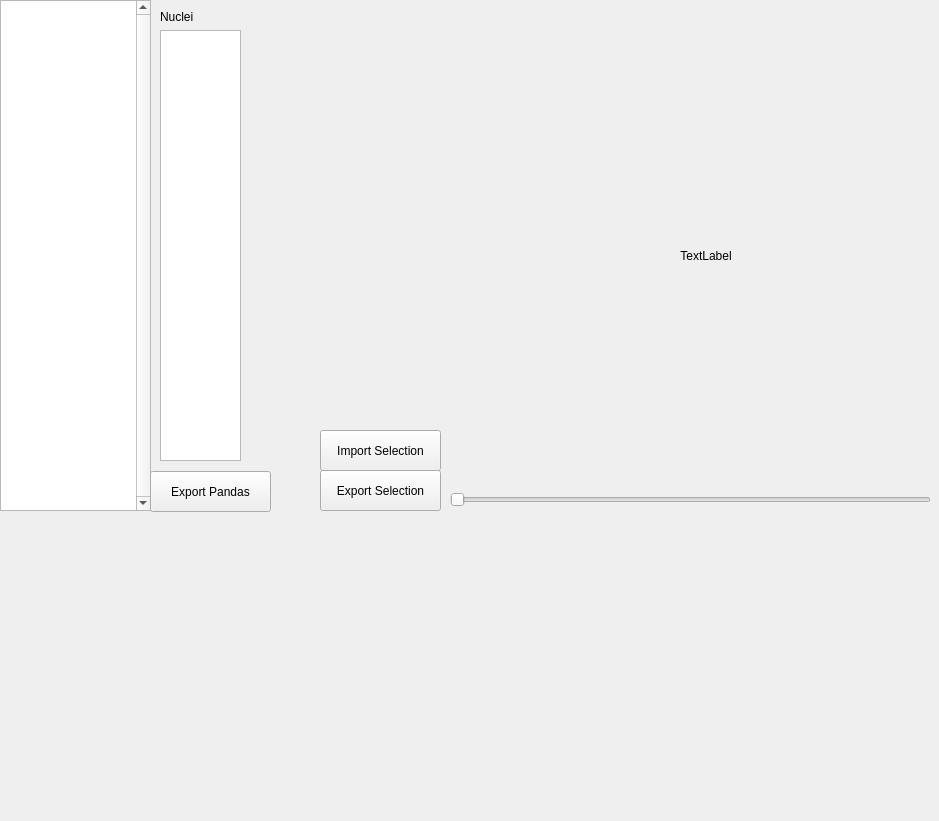
Before: the Qt Designer form gui_cell_boundary.ui in HocheggerLab/centrosome-tracking, drawn with Qt 5.
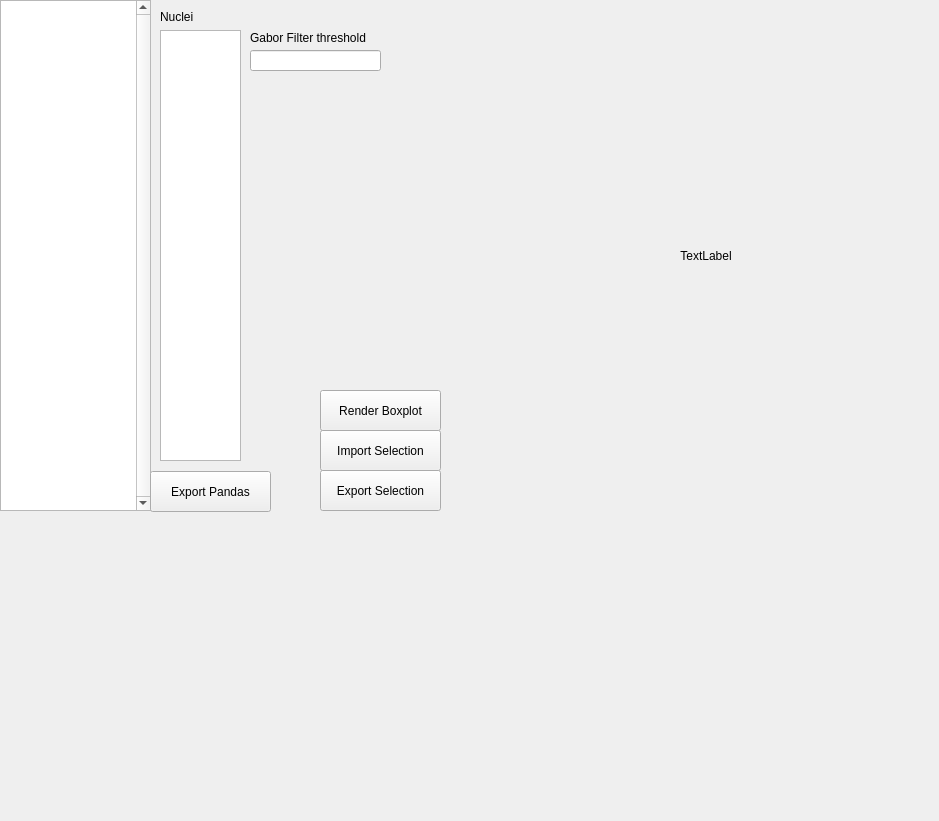
After: the same form once the commit is applied. Custom widgets are drawn as their Qt base class.

Commit message: Computes distance to cell's centroid and plots it on the gui's plot.

What changed in the file:
```diff
--- a/gui_cell_boundary.ui
+++ b/gui_cell_boundary.ui
@@ -71,28 +71,6 @@
                 <string>Nuclei</string>
             </property>
         </widget>
-        <widget class="QSlider" name="frameHSlider">
-            <property name="geometry">
-                <rect>
-                    <x>450</x>
-                    <y>490</y>
-                    <width>481</width>
-                    <height>20</height>
-                </rect>
-            </property>
-            <property name="sizePolicy">
-                <sizepolicy hsizetype="Expanding" vsizetype="Fixed">
-                    <horstretch>0</horstretch>
-                    <verstretch>0</verstretch>
-                </sizepolicy>
-            </property>
-            <property name="maximum">
-                <number>0</number>
-            </property>
-            <property name="orientation">
-                <enum>Qt::Horizontal</enum>
-            </property>
-        </widget>
         <widget class="MplWidget" name="mplDistance" native="true">
             <property name="geometry">
                 <rect>
@@ -151,15 +129,42 @@
                 <string>Import Selection</string>
             </property>
         </widget>
-        <zorder>movieImgLabel</zorder>
-        <zorder>experimentsTreeView</zorder>
-        <zorder>nucleiListView</zorder>
-        <zorder>nucleiTitleLbl</zorder>
-        <zorder>mplDistance</zorder>
-        <zorder>exportPandasButton</zorder>
-        <zorder>exportSelectionButton</zorder>
-        <zorder>importSelectionButton</zorder>
-        <zorder>frameHSlider</zorder>
+  <widget class="QLineEdit" name="lineEdit">
+   <property name="geometry">
+    <rect>
+     <x>250</x>
+     <y>50</y>
+     <width>131</width>
+     <height>21</height>
+    </rect>
+   </property>
+  </widget>
+  <widget class="QLabel" name="gaborThresholdLbl">
+   <property name="geometry">
+    <rect>
+     <x>250</x>
+     <y>30</y>
+     <width>131</width>
+     <height>16</height>
+    </rect>
+   </property>
+   <property name="text">
+    <string>Gabor Filter threshold</string>
+   </property>
+  </widget>
+  <widget class="QPushButton" name="renderButton">
+   <property name="geometry">
+    <rect>
+     <x>320</x>
+     <y>390</y>
+     <width>121</width>
+     <height>41</height>
+    </rect>
+   </property>
+   <property name="text">
+    <string>Render Boxplot</string>
+   </property>
+  </widget>
     </widget>
     <customwidgets>
         <customwidget>
```
Lines whose indentation alone changed are shown as unchanged. The commit also changes 3 other files.
